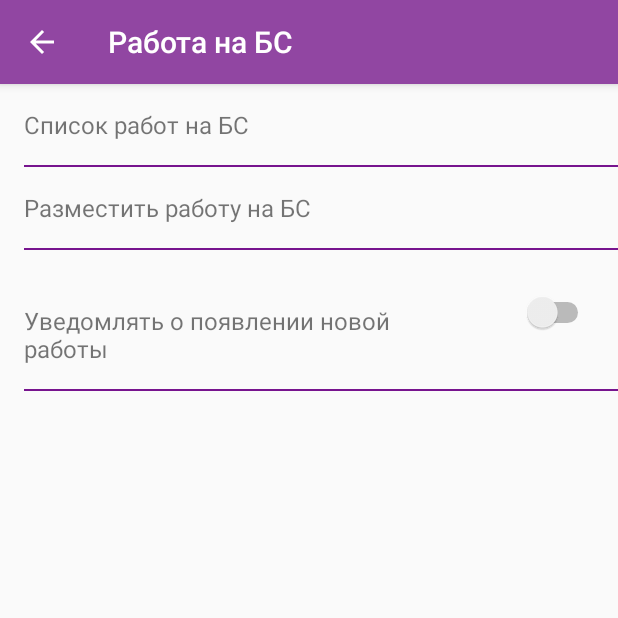
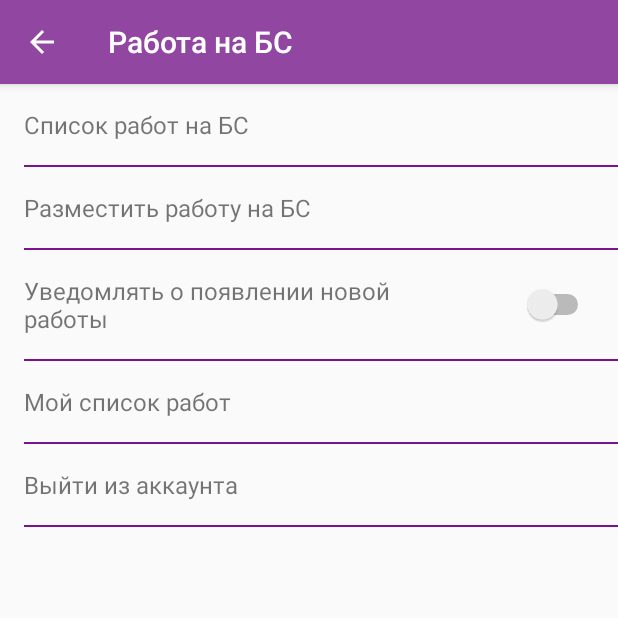
Before and after one commit to Rorifer/BaseSite_2.0, an Android app: the JobMainActivity screen opened directly, with no data from a screen before it, on a phone screen of 412 x 824 dp, the top half of it. Run offline under Robolectric (Android 15) with nearby library versions, the light colour scheme and no system bars; our stand-ins replace Firebase (no records; nobody signed in at launch, a user with empty details on screens opened directly), RxJava.

Commit message:
Работа на БС: отладка фичи 2

```diff
--- a/app/src/main/java/com/engineeringforyou/basesite/presentation/job/JobMainActivity.kt
+++ b/app/src/main/java/com/engineeringforyou/basesite/presentation/job/JobMainActivity.kt
@@ -13,6 +13,7 @@ import com.engineeringforyou.basesite.presentation.job.list.JobListActivity
 import com.engineeringforyou.basesite.presentation.job.setting.JobSettingsPresenter
 import com.engineeringforyou.basesite.presentation.job.setting.JobSettingsPresenterImpl
 import com.engineeringforyou.basesite.presentation.job.setting.JobSettingsView
+import com.engineeringforyou.basesite.utils.FirebaseUtils
 import kotlinx.android.synthetic.main.activity_job_main.*
 import kotlinx.android.synthetic.main.view_progress.*
 
@@ -37,9 +38,20 @@ class JobMainActivity : AppCompatActivity(), JobSettingsView {
 
         find_job.setOnClickListener { JobListActivity.start(this) }
         post_job.setOnClickListener { PhoneAuthActivity.start(this) }
+        user_job_list.setOnClickListener { openAdminJobList() }
+        logout.setOnClickListener { logout() }
         notification_switch.setOnCheckedChangeListener { _, isChecked ->
             presenter.switchNotification(isChecked)
         }
+    }
+
+    override fun onResume() {
+        super.onResume()
+        checkAdminStatus()
+    }
+
+    private fun checkAdminStatus() {
+        admin_layout.visibility = if (FirebaseUtils.getIdCurrentUser() != null) View.VISIBLE else View.GONE
     }
 
     private fun initToolbar() {
@@ -61,6 +73,15 @@ class JobMainActivity : AppCompatActivity(), JobSettingsView {
             }
             else -> false
         }
+    }
+
+    private fun logout() {
+        FirebaseUtils.logout()
+        checkAdminStatus()
+    }
+
+    private fun openAdminJobList() {
+        JobListActivity.start(this, true)
     }
 
     override fun showProgress() {
--- a/app/src/main/java/com/engineeringforyou/basesite/presentation/job/list/JobListActivity.kt
+++ b/app/src/main/java/com/engineeringforyou/basesite/presentation/job/list/JobListActivity.kt
@@ -60,8 +60,8 @@ class JobListActivity : AppCompatActivity(), JobListView {
 
     private fun initToolbar() {
         val actionBar = supportActionBar
-            actionBar?.setDisplayShowHomeEnabled(false)
-            actionBar?.setDisplayHomeAsUpEnabled(true)
+        actionBar?.setDisplayShowHomeEnabled(false)
+        actionBar?.setDisplayHomeAsUpEnabled(true)
     }
 
     override fun onOptionsItemSelected(item: MenuItem): Boolean {
@@ -117,6 +117,7 @@ class JobListActivity : AppCompatActivity(), JobListView {
         ad_mob_job.pause()
         super.onPause()
     }
+
     override fun onStop() {
         super.onStop()
         presenter.clear()
--- a/app/src/main/java/com/engineeringforyou/basesite/repositories/firebase/FirebaseRepositoryImpl.kt
+++ b/app/src/main/java/com/engineeringforyou/basesite/repositories/firebase/FirebaseRepositoryImpl.kt
@@ -11,6 +11,7 @@ import com.engineeringforyou.basesite.utils.Utils
 import com.google.android.gms.tasks.Continuation
 import com.google.android.gms.tasks.Task
 import com.google.firebase.firestore.FirebaseFirestore
+import com.google.firebase.firestore.Query
 import com.google.firebase.firestore.Transaction
 import com.google.firebase.storage.FirebaseStorage
 import com.google.firebase.storage.UploadTask
@@ -261,7 +262,7 @@ class FirebaseRepositoryImpl : FirebaseRepository {
         return Single.create<List<Job>> { emitter ->
             firestore.collection(DIRECTORY_JOB)
                     .whereEqualTo(FIELD_PUBLIC, true)
-                    .orderBy(FIELD_TIMESTAMP)
+                    .orderBy(FIELD_TIMESTAMP, Query.Direction.DESCENDING)
                     .get()
                     .addOnCompleteListener { task ->
                         val list = ArrayList<Job>()
@@ -276,7 +277,7 @@ class FirebaseRepositoryImpl : FirebaseRepository {
         return Single.create<List<Job>> { emitter ->
             firestore.collection(DIRECTORY_JOB)
                     .whereEqualTo(FIELD_UID, FirebaseUtils.getIdCurrentUser()!!)
-                    .orderBy(FIELD_TIMESTAMP)
+                    .orderBy(FIELD_TIMESTAMP, Query.Direction.DESCENDING)
                     .get()
                     .addOnCompleteListener { task ->
                         val list = ArrayList<Job>()
--- a/app/src/main/res/layout/activity_job_create.xml
+++ b/app/src/main/res/layout/activity_job_create.xml
@@ -114,7 +114,6 @@
                     android:id="@+id/job_name"
                     android:layout_width="match_parent"
                     android:layout_height="wrap_content"
-                    android:gravity="center_horizontal"
                     android:hint="@string/hint_short_name"
                     android:inputType="text"
                     android:maxLength="40"
@@ -208,7 +207,7 @@
                 android:layout_height="wrap_content"
                 android:layout_marginStart="16dp"
                 android:layout_marginEnd="16dp"
-                android:layout_marginBottom="20dp"
+                android:layout_marginBottom="32dp"
                 android:text="@string/close_job"
                 android:visibility="gone"
                 tools:visibility="visible" />
--- a/app/src/main/res/layout/activity_job_details.xml
+++ b/app/src/main/res/layout/activity_job_details.xml
@@ -86,7 +86,6 @@
                 android:id="@+id/site_address"
                 android:layout_width="match_parent"
                 android:layout_height="wrap_content"
-                android:gravity="center_horizontal"
                 android:textSize="16sp" />
         </LinearLayout>
 
@@ -107,8 +106,6 @@
                 android:id="@+id/job_name"
                 android:layout_width="match_parent"
                 android:layout_height="wrap_content"
-                android:gravity="center_horizontal"
-                android:maxLength="40"
                 android:textSize="16sp" />
         </LinearLayout>
 
@@ -130,7 +127,6 @@
                 android:id="@+id/job_description"
                 android:layout_width="match_parent"
                 android:layout_height="wrap_content"
-                android:gravity="center_horizontal"
                 android:textSize="16sp" />
         </LinearLayout>
 
@@ -151,7 +147,6 @@
                 android:id="@+id/job_price"
                 android:layout_width="match_parent"
                 android:layout_height="wrap_content"
-                android:gravity="center_horizontal"
                 android:textSize="16sp" />
         </LinearLayout>
 
@@ -172,7 +167,6 @@
                 android:id="@+id/job_contact"
                 android:layout_width="match_parent"
                 android:layout_height="wrap_content"
-                android:gravity="center_horizontal"
                 android:textSize="16sp" />
         </LinearLayout>
 
--- a/app/src/main/res/layout/activity_job_main.xml
+++ b/app/src/main/res/layout/activity_job_main.xml
@@ -1,5 +1,6 @@
 <?xml version="1.0" encoding="utf-8"?>
 <FrameLayout xmlns:android="http://schemas.android.com/apk/res/android"
+    xmlns:tools="http://schemas.android.com/tools"
     android:layout_width="match_parent"
     android:layout_height="match_parent">
 
@@ -41,13 +42,14 @@
 
         <RelativeLayout
             android:layout_width="match_parent"
-            android:layout_height="wrap_content"
-            android:layout_marginTop="16dp">
+            android:layout_height="wrap_content">
 
             <Switch
                 android:id="@+id/notification_switch"
                 android:layout_width="wrap_content"
                 android:layout_height="wrap_content"
+                android:layout_alignBottom="@id/notification"
+                android:layout_alignParentTop="true"
                 android:layout_alignParentEnd="true"
                 android:layout_alignParentRight="true"
                 android:checked="false"
@@ -57,10 +59,9 @@
                 android:id="@+id/notification"
                 android:layout_width="match_parent"
                 android:layout_height="wrap_content"
-                android:layout_margin="16dp"
                 android:layout_toStartOf="@id/notification_switch"
                 android:layout_toLeftOf="@id/notification_switch"
-                android:paddingTop="4dp"
+                android:padding="16dp"
                 android:text="@string/notification_job"
                 android:textSize="16sp" />
 
@@ -75,6 +76,46 @@
 
         </RelativeLayout>
 
+        <LinearLayout
+            android:id="@+id/admin_layout"
+            android:layout_width="match_parent"
+            android:layout_height="wrap_content"
+            android:isScrollContainer="true"
+            android:orientation="vertical"
+            android:visibility="gone"
+            tools:visibility="visible">
+
+            <TextView
+                android:id="@+id/user_job_list"
+                android:layout_width="match_parent"
+                android:layout_height="wrap_content"
+                android:padding="16dp"
+                android:text="@string/my_job_list"
+                android:textSize="16sp" />
+
+            <View
+                android:layout_width="wrap_content"
+                android:layout_height="1dp"
+                android:layout_marginStart="16dp"
+                android:layout_marginLeft="16dp"
+                android:background="@color/colorAccent" />
+
+            <TextView
+                android:id="@+id/logout"
+                android:layout_width="match_parent"
+                android:layout_height="wrap_content"
+                android:padding="16dp"
+                android:text="@string/logout"
+                android:textSize="16sp" />
+
+            <View
+                android:layout_width="wrap_content"
+                android:layout_height="1dp"
+                android:layout_marginStart="16dp"
+                android:layout_marginLeft="16dp"
+                android:background="@color/colorAccent" />
+        </LinearLayout>
+
     </LinearLayout>
 
     <include layout="@layout/view_progress" />
--- a/app/src/main/res/values/strings.xml
+++ b/app/src/main/res/values/strings.xml
@@ -118,7 +118,7 @@
     <string name="image_type_nod_valid">Файл не является фотографией</string>
     <string name="image_count_to_match">Нельзя сохранить более 3 фотографий</string>
     <string name="exit">Выйти</string>
-    <string name="logout">Разлогиниться</string>
+    <string name="logout">Выйти из аккаунта</string>
     <string name="menu">Меню</string>
     <string name="info">Информация</string>
     <string name="job">Работа на БС</string>
```
Also changed, not shown: app/src/main/AndroidManifest.xml (+13 -9 lines), app/src/main/java/com/engineeringforyou/basesite/notification/PushService.java (+5 -4 lines), app/src/main/java/com/engineeringforyou/basesite/presentation/job/create/JobCreateActivity.kt (+0 -21 lines), app/src/main/res/menu/menu_job_create.xml (deleted, +0 -15 lines).
